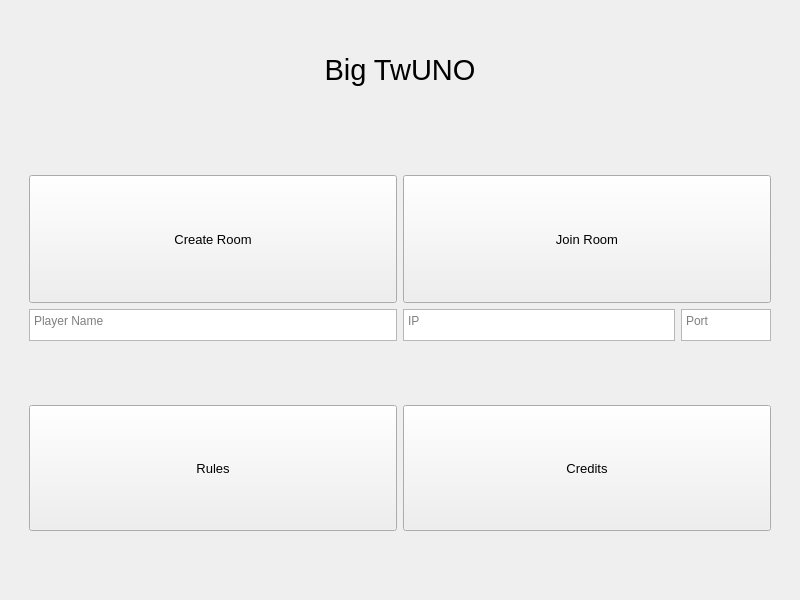
Old version of the form GraphicsScene/startingwindow.ui in the repository HarrisL2/QtBigTwo.
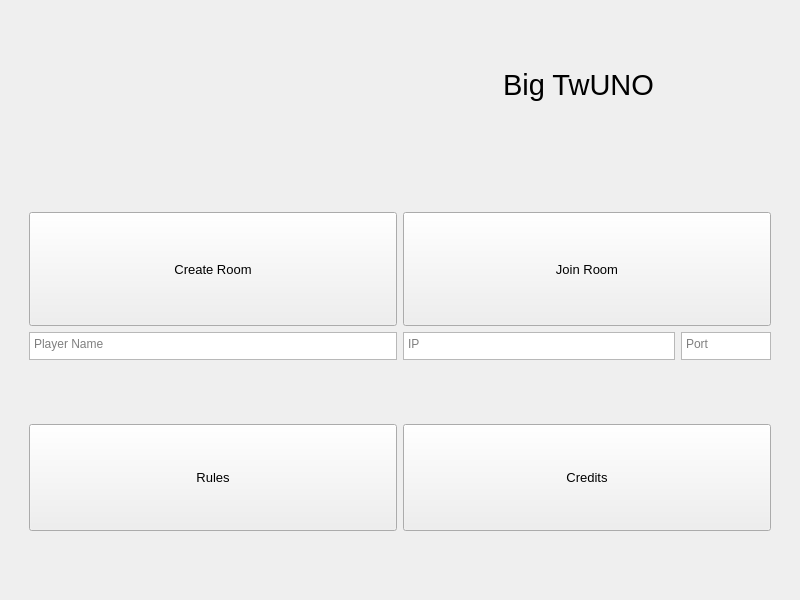
New version of the form. Icons and pictures are not drawn.

Commit message: Update Starting Window

Patch:
```diff
--- a/GraphicsScene/startingwindow.ui
+++ b/GraphicsScene/startingwindow.ui
@@ -13,11 +13,66 @@
   <property name="windowTitle">
    <string>Form</string>
   </property>
+  <property name="autoFillBackground">
+   <bool>false</bool>
+  </property>
   <layout class="QVBoxLayout" name="verticalLayout_2">
    <item>
     <widget class="QWidget" name="verticalWidget" native="true">
      <layout class="QVBoxLayout" name="verticalLayout">
       <item>
+       <widget class="QWidget" name="horizontalWidget" native="true">
+        <property name="sizePolicy">
+         <sizepolicy hsizetype="Preferred" vsizetype="Preferred">
+          <horstretch>0</horstretch>
+          <verstretch>30</verstretch>
+         </sizepolicy>
+        </property>
+        <layout class="QHBoxLayout" name="horizontalLayout_5">
+         <property name="spacing">
+          <number>7</number>
+         </property>
+         <property name="topMargin">
+          <number>1</number>
+         </property>
+         <item>
+          <widget class="QLabel" name="Title">
+           <property name="enabled">
+            <bool>true</bool>
+           </property>
+           <property name="sizePolicy">
+            <sizepolicy hsizetype="Minimum" vsizetype="Minimum">
+             <horstretch>0</horstretch>
+             <verstretch>0</verstretch>
+            </sizepolicy>
+           </property>
+           <property name="maximumSize">
+            <size>
+             <width>350</width>
+             <height>350</height>
+            </size>
+           </property>
+           <property name="text">
+            <string/>
+           </property>
+           <property name="textFormat">
+            <enum>Qt::PlainText</enum>
+           </property>
+           <property name="pixmap">
+            <pixmap resource="resources.qrc">:/cards/png/logo.png</pixmap>
+           </property>
+           <property name="scaledContents">
+            <bool>false</bool>
+           </property>
+           <property name="alignment">
+            <set>Qt::AlignCenter</set>
+           </property>
+           <property name="wordWrap">
+            <bool>false</bool>
+           </property>
+          </widget>
+         </item>
+         <item>
        <widget class="QLabel" name="label">
         <property name="sizePolicy">
          <sizepolicy hsizetype="Preferred" vsizetype="Preferred">
@@ -41,6 +96,9 @@
         </property>
        </widget>
       </item>
+        </layout>
+       </widget>
+      </item>
       <item>
        <widget class="QWidget" name="horizontalWidget_2" native="true">
         <property name="sizePolicy">
```
Left out of the diff: 4 changed lines with no effect on the pictures. Lines whose indentation alone changed are shown as unchanged. The commit also changes 4 other files.
